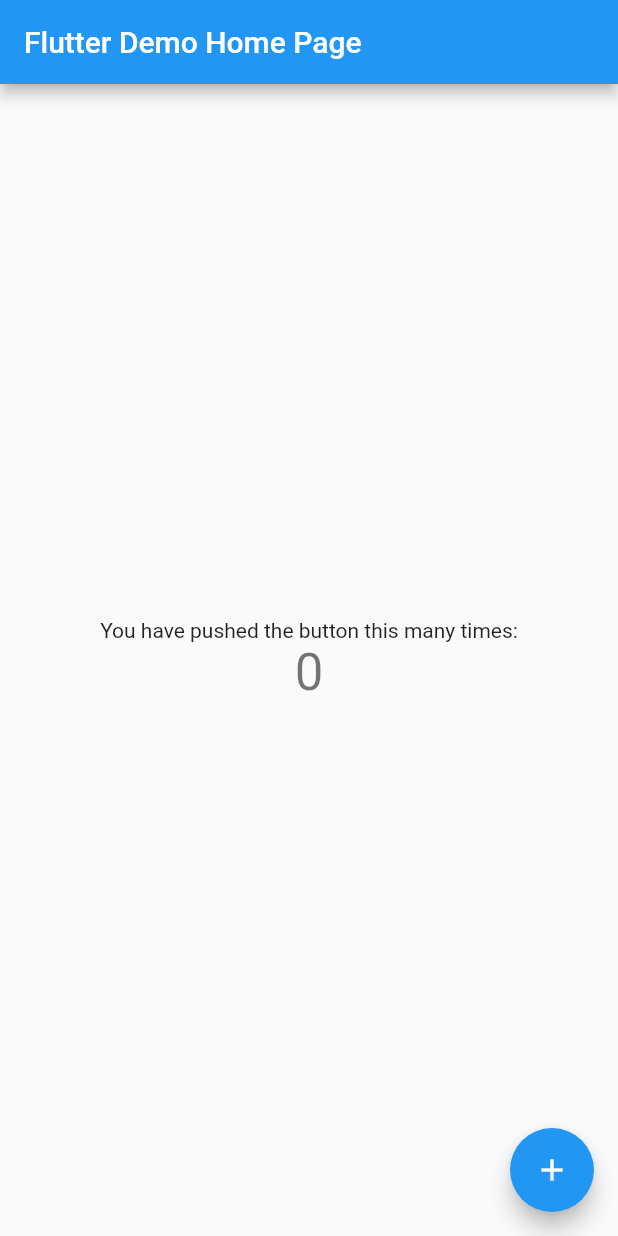
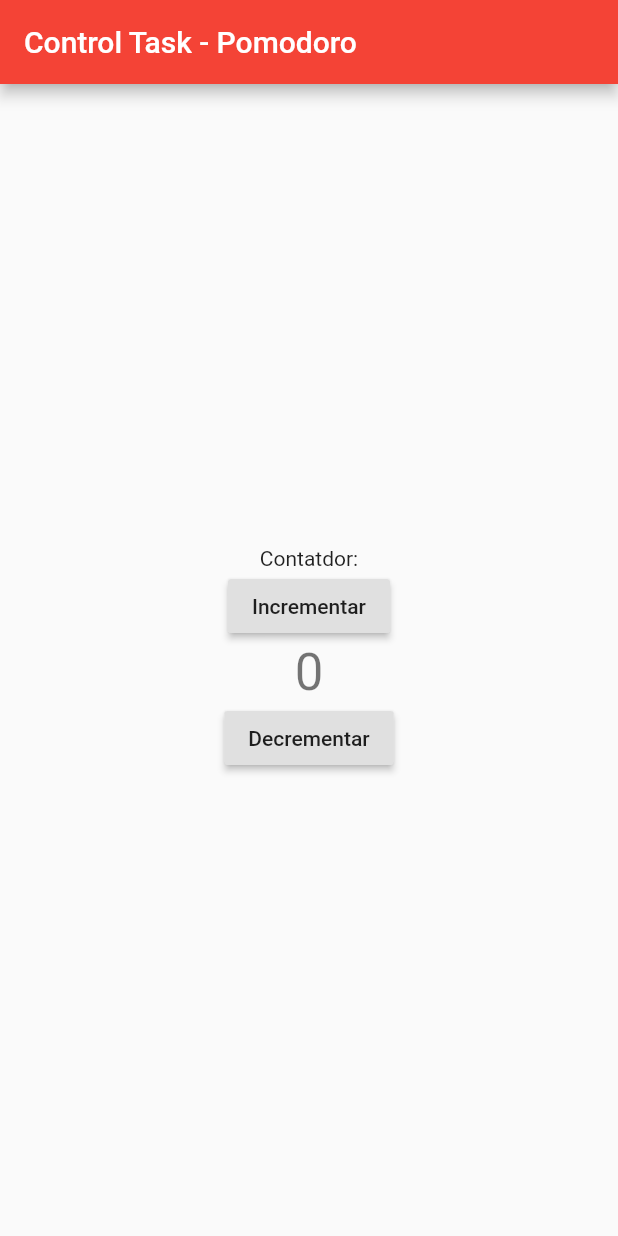
Before and after one commit to edcastanha/Flutter-Control-task-Pomodoro, a Flutter app: the screen it shows after launch, on a phone screen of 412 x 824 dp. Run offline on Flutter 3.47's test engine with Material 2 defaults, Android fonts, the phone set to English and light mode, and no system bars; our stand-ins replace flutter_mobx, mobx; generated files the repository leaves out were written again.

Commit message:
feat: Adicionamento de Mobx e Build Runner para Observabilidade, implementado Contador e metodos Incremento e decremento

```diff
--- a/contol_task/lib/main.dart
+++ b/contol_task/lib/main.dart
@@ -1,4 +1,6 @@
 import 'package:flutter/material.dart';
+import 'package:flutter_mobx/flutter_mobx.dart';
+import 'utils/contador.utils.dart';
 
 void main() {
   runApp(const MyApp());
@@ -7,109 +9,59 @@
 class MyApp extends StatelessWidget {
   const MyApp({Key? key}) : super(key: key);
 
-  // This widget is the root of your application.
   @override
   Widget build(BuildContext context) {
     return MaterialApp(
-      title: 'Flutter Demo',
+      title: 'Pocket by Edson Lourenço',
       theme: ThemeData(
-        // This is the theme of your application.
-        //
-        // Try running your application with "flutter run". You'll see the
-        // application has a blue toolbar. Then, without quitting the app, try
-        // changing the primarySwatch below to Colors.green and then invoke
-        // "hot reload" (press "r" in the console where you ran "flutter run",
-        // or simply save your changes to "hot reload" in a Flutter IDE).
-        // Notice that the counter didn't reset back to zero; the application
-        // is not restarted.
-        primarySwatch: Colors.blue,
-      ),
-      home: const MyHomePage(title: 'Flutter Demo Home Page'),
+
+      primarySwatch: Colors.red,
+    ),
+      home: const HomePage(),
     );
   }
 }
 
-class MyHomePage extends StatefulWidget {
-  const MyHomePage({Key? key, required this.title}) : super(key: key);
+final store = ContadorUtils();
 
-  // This widget is the home page of your application. It is stateful, meaning
-  // that it has a State object (defined below) that contains fields that affect
-  // how it looks.
-
-  // This class is the configuration for the state. It holds the values (in this
-  // case the title) provided by the parent (in this case the App widget) and
-  // used by the build method of the State. Fields in a Widget subclass are
-  // always marked "final".
-
-  final String title;
-
-  @override
-  State<MyHomePage> createState() => _MyHomePageState();
-}
-
-class _MyHomePageState extends State<MyHomePage> {
-  int _counter = 0;
-
-  void _incrementCounter() {
-    setState(() {
-      // This call to setState tells the Flutter framework that something has
-      // changed in this State, which causes it to rerun the build method below
-      // so that the display can reflect the updated values. If we changed
-      // _counter without calling setState(), then the build method would not be
-      // called again, and so nothing would appear to happen.
-      _counter++;
-    });
-  }
+class HomePage extends StatelessWidget {
+  const HomePage({ Key? key }) : super(key: key);
 
   @override
   Widget build(BuildContext context) {
-    // This method is rerun every time setState is called, for instance as done
-    // by the _incrementCounter method above.
-    //
-    // The Flutter framework has been optimized to make rerunning build methods
-    // fast, so that you can just rebuild anything that needs updating rather
-    // than having to individually change instances of widgets.
     return Scaffold(
       appBar: AppBar(
-        // Here we take the value from the MyHomePage object that was created by
-        // the App.build method, and use it to set our appbar title.
-        title: Text(widget.title),
+        title: const Text('Control Task - Pomodoro'),
       ),
       body: Center(
-        // Center is a layout widget. It takes a single child and positions it
-        // in the middle of the parent.
         child: Column(
-          // Column is also a layout widget. It takes a list of children and
-          // arranges them vertically. By default, it sizes itself to fit its
-          // children horizontally, and tries to be as tall as its parent.
-          //
-          // Invoke "debug painting" (press "p" in the console, choose the
-          // "Toggle Debug Paint" action from the Flutter Inspector in Android
-          // Studio, or the "Toggle Debug Paint" command in Visual Studio Code)
-          // to see the wireframe for each widget.
-          //
-          // Column has various properties to control how it sizes itself and
-          // how it positions its children. Here we use mainAxisAlignment to
-          // center the children vertically; the main axis here is the vertical
-          // axis because Columns are vertical (the cross axis would be
-          // horizontal).
           mainAxisAlignment: MainAxisAlignment.center,
           children: <Widget>[
-            const Text(
-              'You have pushed the button this many times:',
+            Text(
+              'Contatdor:',
             ),
-            Text(
-              '$_counter',
-              style: Theme.of(context).textTheme.headline4,
+
+            RaisedButton(
+              child: const Text('Incrementar'),
+              onPressed: () => store.incrementar(),
+            ),
+
+           Observer(
+             builder: (_) =>
+             Text(
+               '${store.contador}',
+               style: Theme.of(context).textTheme.headline4,
+             ),
+           ),
+
+            RaisedButton(
+              child: const Text('Decrementar'),
+              onPressed: () => store.decrementar(),
             ),
           ],
         ),
       ),
-      floatingActionButton: FloatingActionButton(
-        onPressed: _incrementCounter,
-        tooltip: 'Increment',
-        child: const Icon(Icons.add),
-      ), // This trailing comma makes auto-formatting nicer for build methods.
+
     );
   }
 }
--- /dev/null
+++ b/contol_task/lib/utils/contador.utils.dart
@@ -0,0 +1,21 @@
+import 'package:mobx/mobx.dart';
+
+part 'contador.utils.g.dart';
+
+class ContadorUtils = _ContadorUtils with _$ContadorUtils;
+
+abstract class _ContadorUtils with Store {
+  @observable
+  int contador = 0;
+
+  @action
+  void incrementar(){
+    contador++;
+  }
+
+  @action
+  void decrementar(){
+    contador--;
+  }
+
+}
```
Also changed, not shown: contol_task/pubspec.yaml (+14 -20 lines), contol_task/lib/utils/contador.utils.g.dart (added), contol_task/pubspec.lock.
